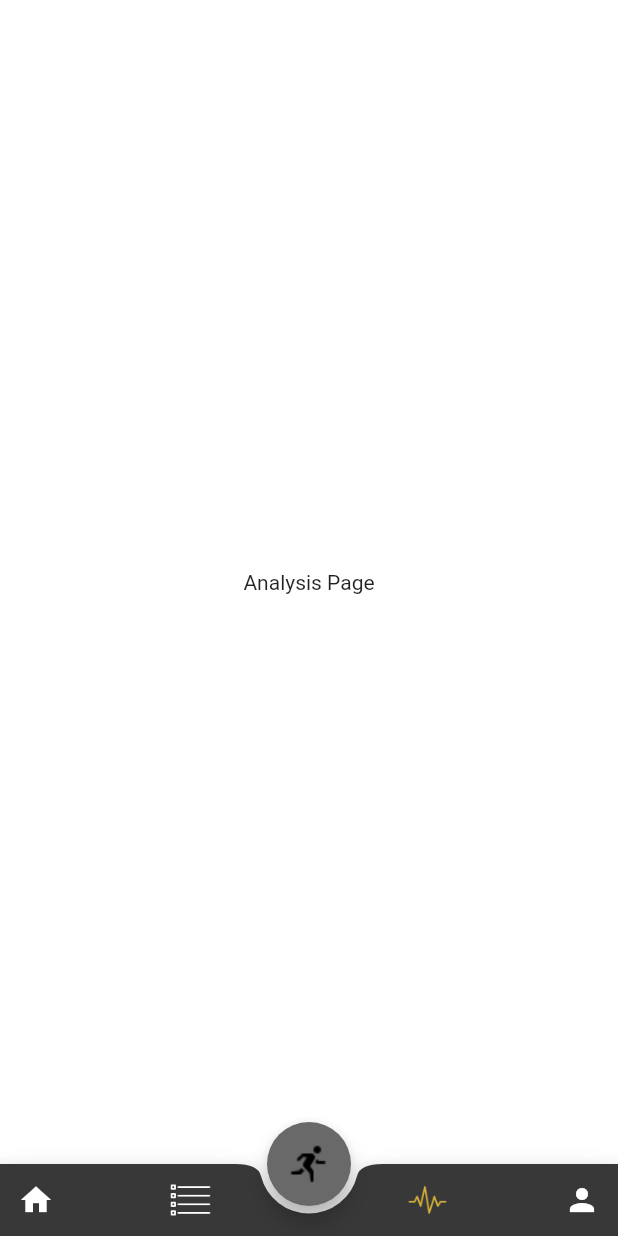
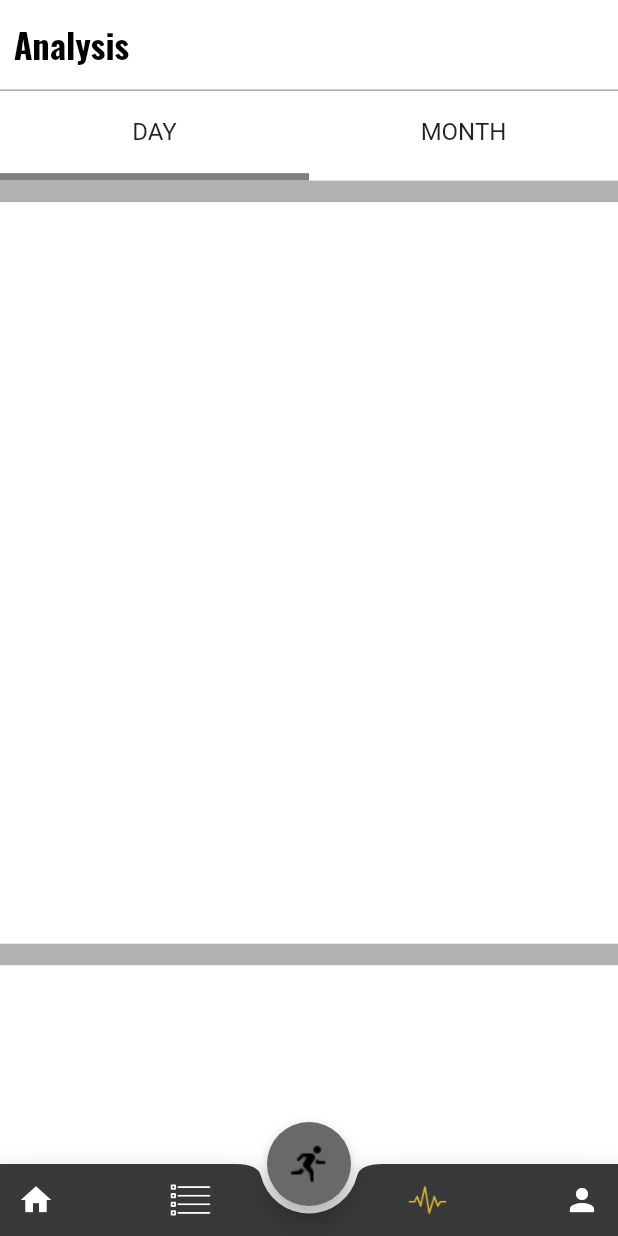
Before and after one commit to quocvuphamdinh/RunningAppByVu, a Flutter app: the RunMainPage screen opened by its route, item 3 of the bottom bar chosen, on a phone screen of 412 x 824 dp. Run offline on Flutter 3.47's test engine with Material 2 defaults, Android fonts, the light colour scheme and no system bars; our stand-ins replace dio, flutter_easyloading, flutter_screenutil, flutter_svg, get, otp_text_field and 1 more.

Commit message:
code analysis page

```diff
--- a/lib/presentation/home/analysis/analysis_controller.dart
+++ b/lib/presentation/home/analysis/analysis_controller.dart
@@ -8,4 +8,10 @@ class AnalysisBinding extends Bindings {
   }
 }
 
-class AnalysisController extends BaseController {}
+class AnalysisController extends BaseController {
+  @override
+  void onInit() {
+    // TODO: implement onInit
+    super.onInit();
+  }
+}
--- a/lib/presentation/home/analysis/analysis_page.dart
+++ b/lib/presentation/home/analysis/analysis_page.dart
@@ -1,7 +1,13 @@
 import 'package:flutter/material.dart';
+import 'package:flutter_screenutil/flutter_screenutil.dart';
 import 'package:get/get.dart';
 import 'package:running_app_flutter/config/res/app_color.dart';
+import 'package:running_app_flutter/config/res/app_dimen.dart';
 import 'package:running_app_flutter/presentation/home/analysis/analysis_controller.dart';
+import 'package:running_app_flutter/presentation/home/analysis/pages/analysis_day_page.dart';
+import 'package:running_app_flutter/presentation/home/analysis/pages/analysis_month_page.dart';
+import 'package:running_app_flutter/widgets/appbar/app_bar_with_bottom_tab.dart';
+import 'package:running_app_flutter/widgets/core/text_title.dart';
 
 class AnalysisPage extends GetView<AnalysisController> {
   const AnalysisPage({super.key});
@@ -9,11 +15,23 @@ class AnalysisPage extends GetView<AnalysisController> {
   @override
   Widget build(BuildContext context) {
     return Scaffold(
-      backgroundColor: AppColor.appBackgroundColor,
+      backgroundColor: AppColor.grey80,
       body: SafeArea(
-          child: Center(
-        child: Text("Analysis Page"),
-      )),
+          bottom: false,
+          child: AppBarWithBottomTab(
+            widgetAppBarLeft: const TextTitle(text: "Analysis"),
+            contentWidgetTabBars: [
+              Text(
+                "DAY",
+                style: TextStyle(fontSize: AppDimens.mediumTextSize),
+              ),
+              Text(
+                "MONTH",
+                style: TextStyle(fontSize: AppDimens.mediumTextSize),
+              )
+            ],
+            widgetBodies: const [AnalysisDayPage(), AnalysisMonthPage()],
+          )),
     );
   }
 }
--- /dev/null
+++ b/lib/presentation/home/analysis/pages/analysis_day_page.dart
@@ -0,0 +1,40 @@
+import 'package:flutter/material.dart';
+import 'package:get/get.dart';
+import 'package:running_app_flutter/config/res/app_color.dart';
+import 'package:running_app_flutter/config/res/app_dimen.dart';
+import 'package:running_app_flutter/presentation/home/analysis/analysis_controller.dart';
+
+class AnalysisDayPage extends GetView<AnalysisController> {
+  const AnalysisDayPage({super.key});
+
+  @override
+  Widget build(BuildContext context) {
+    return Container(
+      color: AppColor.grey80,
+      child: SingleChildScrollView(
+        child: Padding(
+          padding: EdgeInsets.only(bottom: AppDimens.mediumSpacingVer),
+          child: Column(
+            children: [
+              Container(
+                margin: EdgeInsets.only(top: AppDimens.smallSpacingVer),
+                color: AppColor.appBackgroundColor,
+                height: Get.height * 0.6,
+              ),
+              Container(
+                margin: EdgeInsets.only(top: AppDimens.smallSpacingVer),
+                color: AppColor.appBackgroundColor,
+                height: Get.height * 0.6,
+              ),
+              Container(
+                margin: EdgeInsets.only(top: AppDimens.smallSpacingVer),
+                color: AppColor.appBackgroundColor,
+                height: Get.height * 0.6,
+              )
+            ],
+          ),
+        ),
+      ),
+    );
+  }
+}
--- /dev/null
+++ b/lib/presentation/home/analysis/pages/analysis_month_page.dart
@@ -0,0 +1,18 @@
+import 'package:flutter/material.dart';
+import 'package:get/get.dart';
+import 'package:running_app_flutter/config/res/app_color.dart';
+import 'package:running_app_flutter/presentation/home/analysis/analysis_controller.dart';
+
+class AnalysisMonthPage extends GetView<AnalysisController> {
+  const AnalysisMonthPage({super.key});
+
+  @override
+  Widget build(BuildContext context) {
+    return Container(
+      color: AppColor.grey80,
+      child: Center(
+        child: Text("Month"),
+      ),
+    );
+  }
+}
--- a/lib/presentation/home/exercise/exercise_page.dart
+++ b/lib/presentation/home/exercise/exercise_page.dart
@@ -19,6 +19,7 @@ class ExercisePage extends GetView<ExerciseController> {
     return Scaffold(
       backgroundColor: AppColor.appBackgroundColor,
       body: SafeArea(
+          bottom: false,
           child: Column(
             crossAxisAlignment: CrossAxisAlignment.start,
             children: [
@@ -33,15 +34,15 @@ class ExercisePage extends GetView<ExerciseController> {
               ),
               Expanded(
                 child: Padding(
-              padding:
-                  EdgeInsets.symmetric(horizontal: AppDimens.aBitSpacingHor),
+                  padding: EdgeInsets.symmetric(
+                      horizontal: AppDimens.aBitSpacingHor),
                   child: SingleChildScrollView(
                     child: Column(
                       crossAxisAlignment: CrossAxisAlignment.start,
                       children: [
                         Padding(
-                      padding:
-                          EdgeInsets.only(bottom: AppDimens.smallSpacingVer),
+                          padding: EdgeInsets.only(
+                              bottom: AppDimens.smallSpacingVer),
                           child: const Row(
                             mainAxisAlignment: MainAxisAlignment.spaceBetween,
                             children: [
@@ -58,12 +59,13 @@ class ExercisePage extends GetView<ExerciseController> {
                             itemCount: 4,
                             itemBuilder: (context, index) {
                               return ExerciseItem(
-                              exerciseItem: controller.walkingExercises[index]);
+                                  exerciseItem:
+                                      controller.walkingExercises[index]);
                             }),
                         Padding(
                           padding: EdgeInsets.only(
                             bottom: AppDimens.smallSpacingVer,
-                          top: AppDimens.smallSpacingVer),
+                          ),
                           child: const Row(
                             mainAxisAlignment: MainAxisAlignment.spaceBetween,
                             children: [
@@ -80,7 +82,8 @@ class ExercisePage extends GetView<ExerciseController> {
                             itemCount: 4,
                             itemBuilder: (context, index) {
                               return ExerciseItem(
-                              exerciseItem: controller.runningExercises[index]);
+                                  exerciseItem:
+                                      controller.runningExercises[index]);
                             })
                       ],
                     ),
--- a/lib/presentation/home/home_page/home_page.dart
+++ b/lib/presentation/home/home_page/home_page.dart
@@ -23,6 +23,7 @@ class HomePage extends GetView<HomeController> {
     return Scaffold(
       backgroundColor: AppColor.appBackgroundColor,
       body: SafeArea(
+          bottom: false,
           child: Column(
             crossAxisAlignment: CrossAxisAlignment.start,
             children: [
@@ -62,8 +63,8 @@ class HomePage extends GetView<HomeController> {
               ),
               Expanded(
                 child: Padding(
-              padding:
-                  EdgeInsets.symmetric(horizontal: AppDimens.aBitSpacingHor),
+                  padding: EdgeInsets.symmetric(
+                      horizontal: AppDimens.aBitSpacingHor),
                   child: SingleChildScrollView(
                     child: Column(
                       crossAxisAlignment: CrossAxisAlignment.start,
@@ -78,7 +79,7 @@ class HomePage extends GetView<HomeController> {
                         Padding(
                           padding: EdgeInsets.only(
                             top: AppDimens.smallSpacingVer,
-                          bottom: AppDimens.mediumSpacingVer),
+                          ),
                           child: GridView.count(
                             physics: const NeverScrollableScrollPhysics(),
                             shrinkWrap: true,
@@ -132,10 +133,7 @@ class HomePage extends GetView<HomeController> {
                             TextMore(),
                           ],
                         ),
-                    Padding(
-                      padding:
-                          EdgeInsets.only(bottom: AppDimens.smallSpacingVer),
-                      child: ListView.builder(
+                        ListView.builder(
                             physics: const NeverScrollableScrollPhysics(),
                             shrinkWrap: true,
                             itemCount: 2,
@@ -144,7 +142,6 @@ class HomePage extends GetView<HomeController> {
                                   recentActivityModel:
                                       controller.recentActivites[index]);
                             })),
-                    ),
                         Text(
                           "Best records",
                           style: TextStyle(
@@ -193,20 +190,22 @@ class HomePage extends GetView<HomeController> {
                                       color: AppColor.grey90,
                                     ),
                                     child: Column(
-                                  crossAxisAlignment: CrossAxisAlignment.start,
+                                      crossAxisAlignment:
+                                          CrossAxisAlignment.start,
                                       children: [
                                         Row(
                                           children: [
                                             Image(
-                                            image:
-                                                AppImages.icBestCaloriesBurned,
+                                                image: AppImages
+                                                    .icBestCaloriesBurned,
                                                 width: AppDimens.iconSmallSize),
                                             SizedBox(width: AppDimens.size10),
                                             Text(
                                               "Best calories burned",
                                               style: TextStyle(
                                                   color: AppColor.primaryColor,
-                                              fontSize: AppDimens.largeTextSize,
+                                                  fontSize:
+                                                      AppDimens.largeTextSize,
                                                   fontWeight: FontWeight.w800),
                                             )
                                           ],
@@ -219,7 +218,8 @@ class HomePage extends GetView<HomeController> {
                                             "19 kcal",
                                             style: TextStyle(
                                                 color: AppColor.yellow,
-                                            fontSize: AppDimens.largeTextSize,
+                                                fontSize:
+                                                    AppDimens.largeTextSize,
                                                 fontWeight: FontWeight.bold,
                                                 fontStyle: FontStyle.italic),
                                           ),
--- a/lib/presentation/home/profile/profile_page.dart
+++ b/lib/presentation/home/profile/profile_page.dart
@@ -11,9 +11,10 @@ class ProfilePage extends GetView<ProfileController> {
     return Scaffold(
       backgroundColor: AppColor.appBackgroundColor,
       body: SafeArea(
+          bottom: false,
           child: Center(
-        child: Text("Profile Page"),
-      )),
+            child: Text("Profile Page"),
+          )),
     );
   }
 }
--- a/lib/presentation/home/run_main_page.dart
+++ b/lib/presentation/home/run_main_page.dart
@@ -1,5 +1,4 @@
 import 'package:flutter/material.dart';
-import 'package:flutter_screenutil/flutter_screenutil.dart';
 import 'package:get/get.dart';
 import 'package:running_app_flutter/config/res/app_color.dart';
 import 'package:running_app_flutter/config/res/app_dimen.dart';
@@ -16,6 +15,7 @@ class RunMainPage extends GetView<RunMainController> {
   @override
   Widget build(BuildContext context) {
     return Obx(() => Scaffold(
+        extendBody: true,
         floatingActionButton: FloatingActionButton(
             backgroundColor: AppColor.grey100,
             onPressed: () {},
--- a/lib/widgets/appbar/app_bar_two_side.dart
+++ b/lib/widgets/appbar/app_bar_two_side.dart
@@ -12,10 +12,9 @@ class AppBarTwoSide extends StatelessWidget {
       this.widgetRight});
 
   final Widget? widgetLeft;
+  final Widget? widgetRight;
   final Function()? onClickWidgetLeft;
   final Function()? onCLickWidgetRight;
-  final Widget? widgetRight;
-
   @override
   Widget build(BuildContext context) {
     return Container(
--- /dev/null
+++ b/lib/widgets/appbar/app_bar_with_bottom_tab.dart
@@ -0,0 +1,109 @@
+import 'package:flutter/material.dart';
+import 'package:flutter_screenutil/flutter_screenutil.dart';
+import 'package:get/get.dart';
+import 'package:running_app_flutter/config/res/app_color.dart';
+import 'package:running_app_flutter/config/res/app_dimen.dart';
+
+class AppBarWithBottomTab extends StatefulWidget {
+  const AppBarWithBottomTab(
+      {super.key,
+      required this.widgetBodies,
+      required this.contentWidgetTabBars,
+      this.widgetAppBarLeft,
+      this.widgetAppBarRight,
+      this.onClickWidgetAppBarLeft,
+      this.onCLickWidgetAppBarRight});
+
+  final List<Widget> widgetBodies;
+  final List<Widget> contentWidgetTabBars;
+  final Widget? widgetAppBarLeft;
+  final Widget? widgetAppBarRight;
+  final Function()? onClickWidgetAppBarLeft;
+  final Function()? onCLickWidgetAppBarRight;
+
+  @override
+  State<AppBarWithBottomTab> createState() => _AppBarWithBottomTabState();
+}
+
+class _AppBarWithBottomTabState extends State<AppBarWithBottomTab> {
+  var CURRENTTAB = 0;
+
+  onChangeTabIndex(int tab) {
+    setState(() {
+      CURRENTTAB = tab;
+    });
+  }
+
+  @override
+  Widget build(BuildContext context) {
+    return Column(
+      crossAxisAlignment: CrossAxisAlignment.start,
+      children: [
+        Container(
+          width: Get.width,
+          padding: EdgeInsets.all(AppDimens.aBitSpacingHor),
+          height: 50.h,
+          color: AppColor.appBackgroundColor,
+          child: Row(
+            mainAxisAlignment: MainAxisAlignment.spaceBetween,
+            children: [
+              widget.widgetAppBarLeft != null
+                  ? GestureDetector(
+                      child: widget.widgetAppBarLeft!,
+                      onTap: widget.onClickWidgetAppBarLeft,
+                    )
+                  : const SizedBox(),
+              widget.widgetAppBarRight != null
+                  ? GestureDetector(
+                      child: widget.widgetAppBarRight!,
+                      onTap: widget.onCLickWidgetAppBarRight,
+                    )
+                  : const SizedBox()
+            ],
+          ),
+        ),
+        Container(
+          color: AppColor.grey80,
+          height: AppDimens.size1,
+        ),
+        Container(
+            color: AppColor.appBackgroundColor,
+            height: 50.h,
+            child: Row(
+                crossAxisAlignment: CrossAxisAlignment.center,
+                children: widget.contentWidgetTabBars.map((item) {
+                  var index = widget.contentWidgetTabBars.indexOf(item);
+                  return Expanded(
+                      child: GestureDetector(
+                    onTap: () {
+                      onChangeTabIndex(index);
+                    },
+                    child: Container(
+                      color: AppColor.appBackgroundColor,
+                      child: Column(
+                        children: [
+                          Expanded(
+                            child: Center(
+                              child: item,
+                            ),
+                          ),
+                          Container(
+                            height: AppDimens.size5,
+                            color: CURRENTTAB == index
+                                ? AppColor.grey
+                                : AppColor.appBackgroundColor,
+                          )
+                        ],
+                      ),
+                    ),
+                  ));
+                }).toList())),
+        Expanded(
+            child: IndexedStack(
+          index: CURRENTTAB,
+          children: widget.widgetBodies,
+        ))
+      ],
+    );
+  }
+}
--- a/pubspec.yaml
+++ b/pubspec.yaml
@@ -42,6 +42,7 @@ dependencies:
   dio: ^5.3.3
   otp_text_field: ^1.1.3
   percent_indicator: ^4.2.3
+  fl_chart: ^0.64.0
 
 dev_dependencies:
   flutter_test:
```
Also changed, not shown: pubspec.lock, 1 other file. Lines whose indentation alone changed are shown as unchanged.
